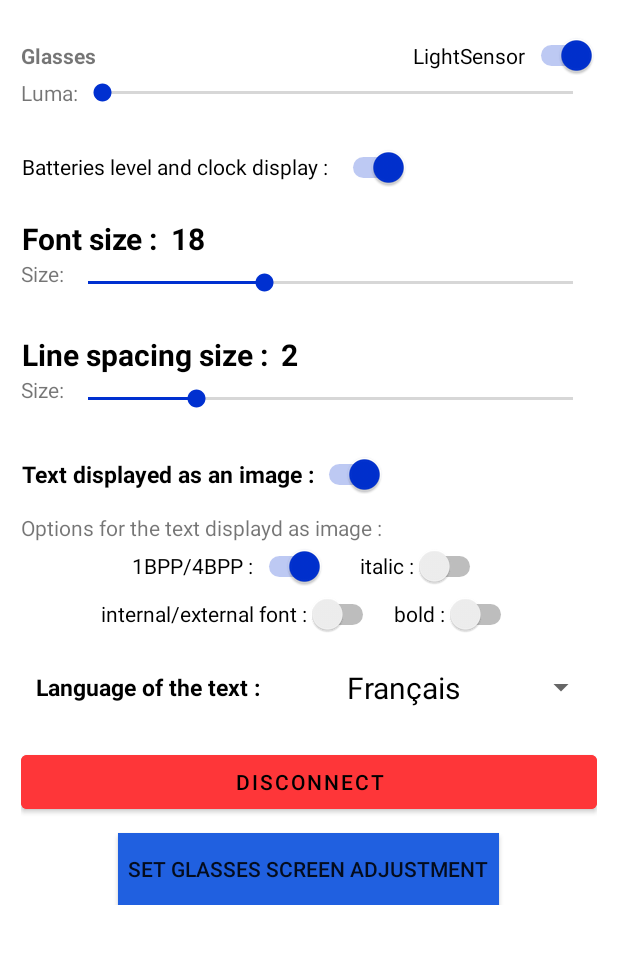
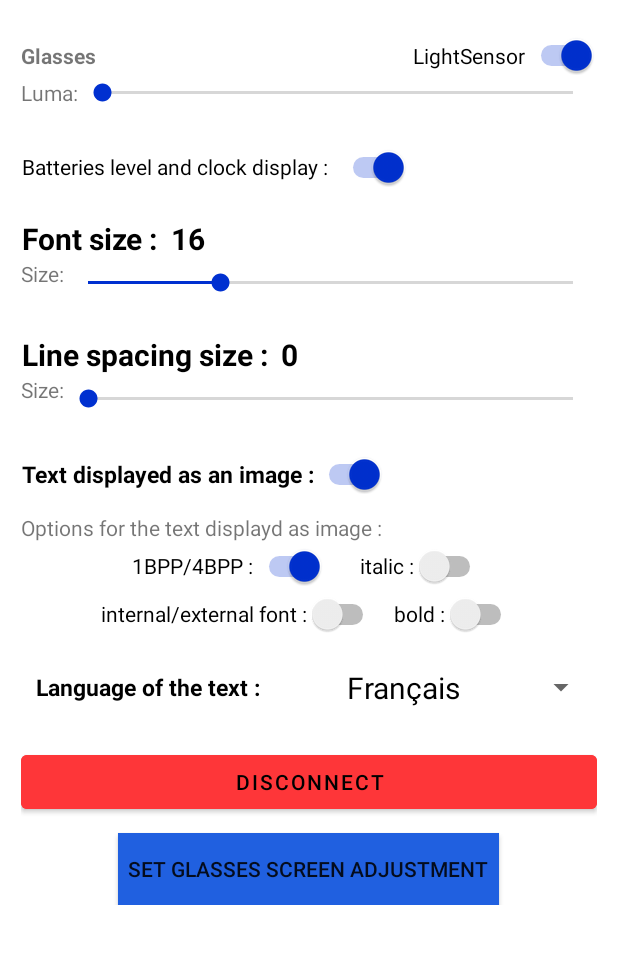
Before and after one commit to LaurentChr/ActiveLook_FontSize, an Android app: the screen it shows after launch (MainActivity), on a phone screen of 412 x 824 dp, the part 155-1119 px from its top. Run offline under Robolectric (Android 15) with nearby library versions, the phone set to English and light mode, and no system bars; libraries missing offline, so code that uses them is left out: com.activelook.activelooksdk; 15 statements that could not run were skipped.

Commit message:
Update MainActivity.java

```diff
--- a/app/src/main/java/com/fontsize/demo/MainActivity.java
+++ b/app/src/main/java/com/fontsize/demo/MainActivity.java
@@ -206,13 +206,27 @@ public class MainActivity extends AppCompatActivity {
                 MainActivity.this.disconnect();     });
         }
 
+        SharedPreferences sharedPreferences = PreferenceManager.getDefaultSharedPreferences(this);
+        fontSize = sharedPreferences.getInt("fontSize", 16);
+        lineSpace = sharedPreferences.getInt("lineSpace", 0);
+        topmrg = sharedPreferences.getInt("topmrg", 0);
+        botmrg = sharedPreferences.getInt("botmrg", 0);
+        lftmrg = sharedPreferences.getInt("lftmrg", 0);
+        rgtmrg = sharedPreferences.getInt("rgtmrg", 0);
+
         getWindow().addFlags(WindowManager.LayoutParams.FLAG_KEEP_SCREEN_ON);
         setContentView(R.layout.activity_scrolling);
         Toolbar toolbar = this.findViewById(R.id.toolbar);
         largeText = findViewById(R.id.largeText);
         luminanceSeekBar = this.findViewById(R.id.luminanceSeekBar);
+        fontSizeTextView = MainActivity.this.findViewById(R.id.fontSizeTextView);
+        fontSizeTextView.setText(String.format("%2d", fontSize));
         fontSizeSeekBar = this.findViewById(R.id.fontSizeSeekBar);
+        fontSizeSeekBar.setProgress(fontSize-10);
+        spaceSizeTextView = MainActivity.this.findViewById(R.id.spaceSizeTextView);
+        spaceSizeTextView.setText(String.format("%1d", lineSpace));
         spaceSizeSeekBar = this.findViewById(R.id.spaceSizeSeekBar);
+        spaceSizeSeekBar.setProgress(lineSpace);
         sensorSwitch = this.findViewById(R.id.sensorSwitch);
         GlassesBattery = this.findViewById(R.id.GlassesBattery);
         clockSwitch = this.findViewById(R.id.clockSwitch);
@@ -228,14 +242,6 @@ public class MainActivity extends AppCompatActivity {
         String[] Lang_Choice = getResources().getStringArray(R.array.langChoice);
         ArrayAdapter<String> adapter_lang = new ArrayAdapter<>(this, R.layout.list_item, Lang_Choice);
         LangChoice.setAdapter(adapter_lang);
-
-        SharedPreferences sharedPreferences = PreferenceManager.getDefaultSharedPreferences(this);
-        fontSize = sharedPreferences.getInt("fontSize", 16);
-        lineSpace = sharedPreferences.getInt("lineSpace", 0);
-        topmrg = sharedPreferences.getInt("topmrg", 0);
-        botmrg = sharedPreferences.getInt("botmrg", 0);
-        lftmrg = sharedPreferences.getInt("lftmrg", 0);
-        rgtmrg = sharedPreferences.getInt("rgtmrg", 0);
 
         setSupportActionBar(toolbar);
         CollapsingToolbarLayout toolBarLayout = findViewById(R.id.toolbar_layout);
@@ -381,7 +387,7 @@ public class MainActivity extends AppCompatActivity {
         fontSizeSeekBar.setOnSeekBarChangeListener(new SeekBar.OnSeekBarChangeListener() {
             @SuppressLint("DefaultLocale")
             public void onProgressChanged(SeekBar seekBar, int progress, boolean fromUser) {
-                fontSize = progress+10;
+                fontSize = progress+10; savePreferences();
                 fontSizeTextView = MainActivity.this.findViewById(R.id.fontSizeTextView);
                 fontSizeTextView.setText(String.format("%2d", fontSize));
                 MainActivity.this.updateText(fontSize, lineSpace);}
@@ -392,7 +398,7 @@ public class MainActivity extends AppCompatActivity {
         spaceSizeSeekBar.setOnSeekBarChangeListener(new SeekBar.OnSeekBarChangeListener() {
             @SuppressLint("DefaultLocale")
             public void onProgressChanged(SeekBar seekBar, int progress, boolean fromUser) {
-                lineSpace = progress;
+                lineSpace = progress; savePreferences();
                 spaceSizeTextView = MainActivity.this.findViewById(R.id.spaceSizeTextView);
                 spaceSizeTextView.setText(String.format("%1d", lineSpace));
                 MainActivity.this.updateText(fontSize, lineSpace);}
```
